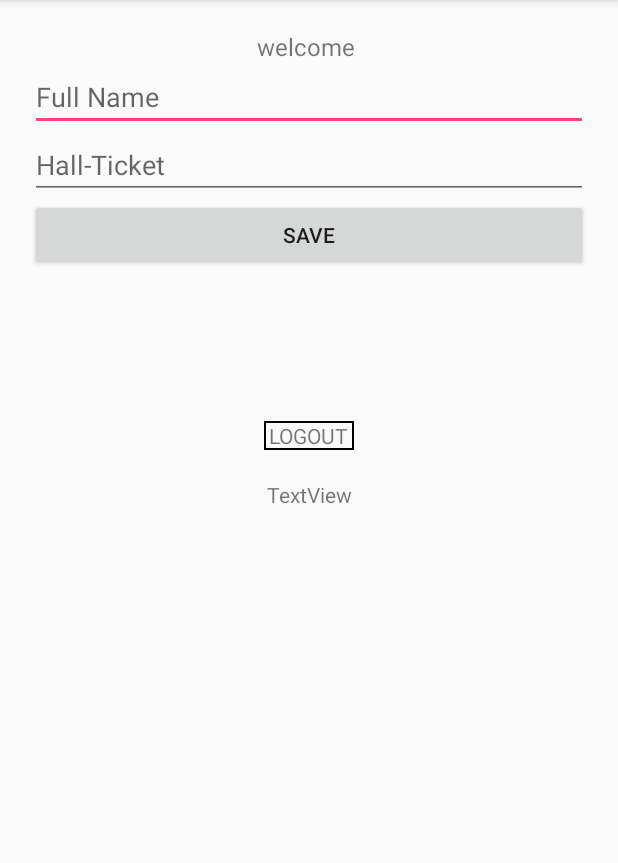
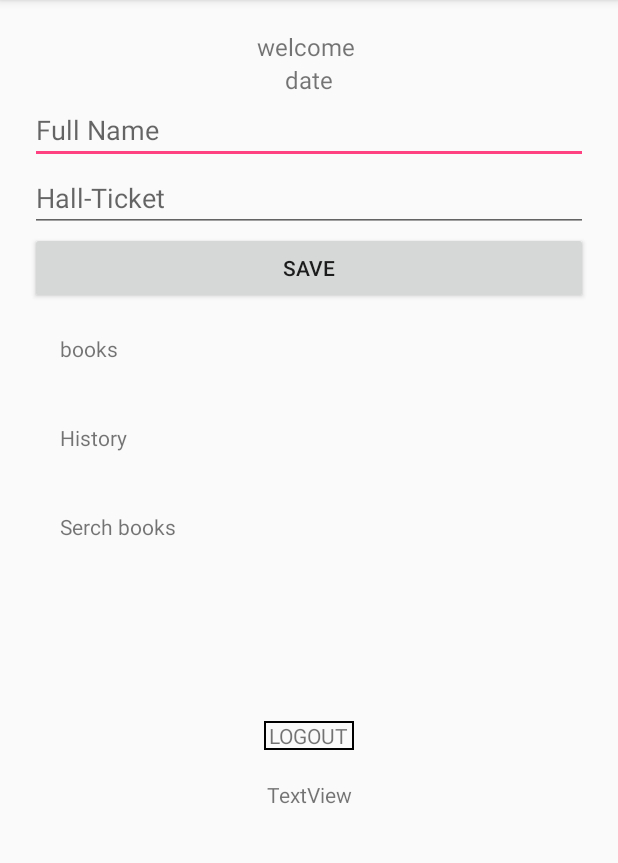
Before and after one commit to paritosh9199/LibraryManagement, an Android app: the screen it shows after launch once a user with an empty profile is signed in (UserLoginActivity), on a phone screen of 412 x 824 dp, the part 84-947 px from its top. Run offline under Robolectric (Android 15) with nearby library versions, the phone set to English and light mode, and no system bars; our stand-ins replace Firebase (no records; nobody signed in at launch, a user with empty details on screens opened directly).

```diff
--- a/app/src/main/java/com/android/paritosh/librarymanagement/MainActivity.java
+++ b/app/src/main/java/com/android/paritosh/librarymanagement/MainActivity.java
@@ -54,6 +54,7 @@ public class MainActivity extends AppCompatActivity {
         startActivity(phrasesIntent);
     }
 
+    /*
     public void fac(View view) {
         // Create a new intent to open the {@link PhrasesActivity}
         Intent yoloIntent = new Intent(MainActivity.this, FacultyActivity.class);
@@ -61,6 +62,7 @@ public class MainActivity extends AppCompatActivity {
         // Start the new activity
         startActivity(yoloIntent);
     }
+    */
 
 
     public void Allog(View view) {
--- a/app/src/main/java/com/android/paritosh/librarymanagement/UserLoginActivity.java
+++ b/app/src/main/java/com/android/paritosh/librarymanagement/UserLoginActivity.java
@@ -36,6 +36,7 @@ public class UserLoginActivity extends AppCompatActivity implements View.OnClick
     private FirebaseAuth firebaseAuth;
     private DatabaseReference databaseReference;
     private FirebaseDatabase database;
+    private String displayName;
 
 
     @Override
@@ -49,6 +50,7 @@ public class UserLoginActivity extends AppCompatActivity implements View.OnClick
         for (UserInfo userInfo : user.getProviderData()) {
             if (displayName == null && userInfo.getDisplayName() != null) {
                 displayName = userInfo.getDisplayName();
+                email.setText("welcome " + displayName);
             }
         }
 
@@ -71,19 +73,11 @@ public class UserLoginActivity extends AppCompatActivity implements View.OnClick
             finish();
             startActivity(new Intent(UserLoginActivity.this, AllLoginActivity.class));
         }
+        if (displayName == null) {
+            displayName = user.getDisplayName();
+        }
 
-        /* set the username proto 1
-        Intent i = getIntent();
-        String n = i.getStringExtra("puzzle");
-
-        if(databaseReference.child(user.getUid()).getKey()==null) {
-            UserInformation userInformation = new UserInformation(n);
-            databaseReference.child(user.getUid()).setValue(userInformation);
-        }
-        */
-
-
-        email.setText("welcome " + user.getDisplayName());
+        email.setText("welcome " + displayName);
     }
 
     @Override
--- a/app/src/main/res/layout/activity_main.xml
+++ b/app/src/main/res/layout/activity_main.xml
@@ -74,7 +74,7 @@
             android:background="@drawable/selector"
             android:gravity="center"
             android:onClick="logger"
-            android:text="student"
+            android:text="register"
             android:textAllCaps="true"
             android:textSize="25dp" />
 
--- a/app/src/main/res/layout/activity_user_login.xml
+++ b/app/src/main/res/layout/activity_user_login.xml
@@ -15,6 +15,14 @@
         android:gravity="center"
         android:id="@+id/UserEmail"
         android:text="user email" />
+
+    <TextView
+        android:layout_width="match_parent"
+        android:layout_height="wrap_content"
+        android:textSize="16dp"
+        android:gravity="center"
+        android:id="@+id/Date"
+        android:text="date" />
 
     <EditText
         android:id="@+id/nameUsr"
@@ -37,6 +45,27 @@
         android:layout_width="match_parent"
         android:layout_height="wrap_content"
         android:text="SAVE" />
+
+    <TextView
+        android:id="@+id/textView4"
+        android:layout_width="match_parent"
+        android:layout_height="wrap_content"
+        android:layout_margin="20dp"
+        android:text="books" />
+
+    <TextView
+        android:id="@+id/textView3"
+        android:layout_width="match_parent"
+        android:layout_margin="20dp"
+        android:layout_height="wrap_content"
+        android:text="History" />
+
+    <TextView
+        android:id="@+id/textView2"
+        android:layout_width="match_parent"
+        android:layout_margin="20dp"
+        android:layout_height="wrap_content"
+        android:text="Serch books" />
 
     <LinearLayout
         android:layout_width="match_parent"
```
Also changed, not shown: app/src/main/java/com/android/paritosh/librarymanagement/LoginActivity.java (+43 -3 lines).
